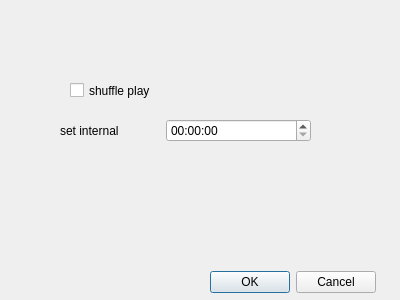
First picture: the form in setdialog.ui, repository thelittleTom/Desktop-show, before the edit.
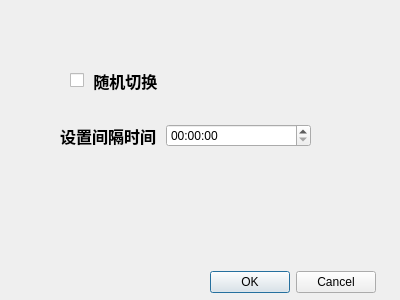
Second picture: the form after the edit.

The edit to the form file:
```diff
--- a/setdialog.ui
+++ b/setdialog.ui
@@ -35,7 +35,7 @@
      <x>60</x>
      <y>110</y>
      <width>251</width>
-     <height>42</height>
+     <height>51</height>
     </rect>
    </property>
    <layout class="QHBoxLayout" name="horizontalLayout">
@@ -47,8 +47,15 @@
         <height>16777215</height>
        </size>
       </property>
+      <property name="font">
+       <font>
+        <pointsize>12</pointsize>
+        <weight>75</weight>
+        <bold>true</bold>
+       </font>
+      </property>
       <property name="text">
-       <string>set internal</string>
+       <string>设置间隔时间</string>
       </property>
      </widget>
     </item>
@@ -65,13 +72,20 @@
    <property name="geometry">
     <rect>
      <x>70</x>
-     <y>80</y>
+     <y>60</y>
      <width>221</width>
-     <height>21</height>
+     <height>41</height>
     </rect>
    </property>
+   <property name="font">
+    <font>
+     <pointsize>12</pointsize>
+     <weight>75</weight>
+     <bold>true</bold>
+    </font>
+   </property>
    <property name="text">
-    <string>shuffle play</string>
+    <string> 随机切换</string>
    </property>
   </widget>
  </widget>
```
